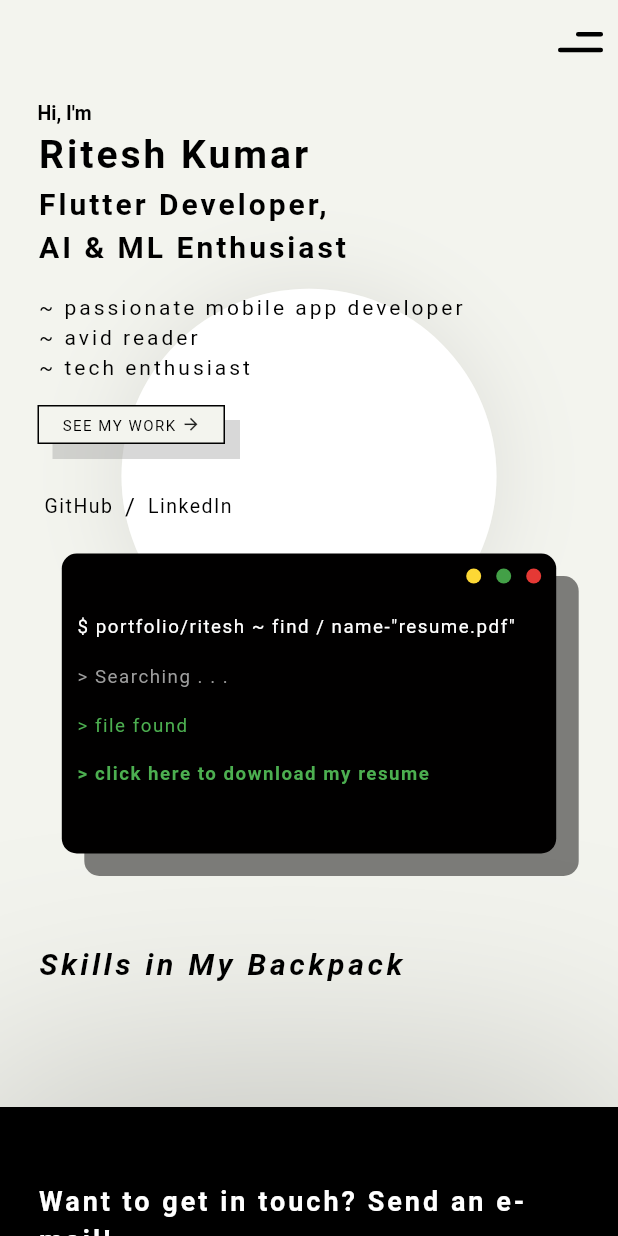
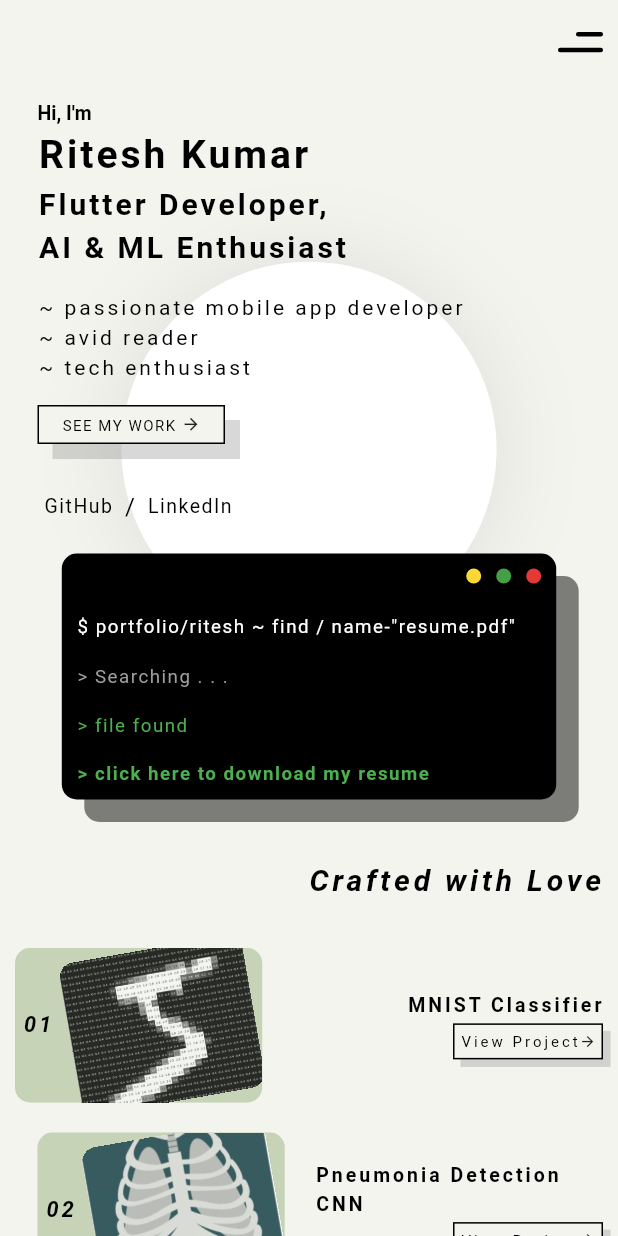
Before and after one commit to LazyShinigami/portfolio, a Flutter app: the screen it shows after launch, on a phone screen of 412 x 824 dp. Run offline on Flutter 3.47's test engine with Material 3 defaults, Android fonts, the phone set to English and light mode, and no system bars; drawn by our look-alikes of animated_text_kit; our stand-ins replace firebase_core, firebase_storage, google_fonts, lottie, visibility_detector; missing offline and left inert: dart:html, emailjs; accounts and stored records are empty.

Commit message:
tablet and mobile homepage UI updates

```diff
--- a/lib/backend/projectsManager.dart
+++ b/lib/backend/projectsManager.dart
@@ -20,7 +20,6 @@ class ProjectsManager {
       githubLink: '.',
       projectIconURL: 'assets/projects/MNIST.jpeg',
       toolsUsed: ['Python', 'PyTorch', 'NumPy', 'Matplotlib'],
-      availablePlatforms: [],
       tags: ['Machine Learning', 'Deep Learning', 'CNN'],
       features: [
         'Implemented a convolutional neural network (CNN) architecture to classify handwritten digits from the MNIST dataset.',
@@ -30,6 +29,7 @@ class ProjectsManager {
       ],
       rotateIcon: true,
       projectIlltURL: 'assets/projects/MNIST_illt.jpeg',
+      evaluation: ['Recall: 1.00', 'ROC-AUC: 1.00', 'Accuracy: ~75%'],
     ),
     ProjectModel(
       name: 'Pneumonia Detection CNN',
@@ -42,10 +42,11 @@ class ProjectsManager {
       features: [
         'Developed a Convolutional Neural Network (CNN) using PyTorch to classify pneumonia from ~5,800 chest X-ray images, focusing on challenges specific to medical imaging datasets.',
         'Addressed performance bottlenecks by applying image augmentation, batch normalization, threshold tuning, dropout, and analysing the effects of class imbalance on the final accuracy.',
-        'valuated model performance using ROC-AUC and Recall instead of accuracy alone, recognizing the importance of minimizing false negatives in medical datasets. Final Recall score of 1.00, ROC-AUC of 1.00, and accuracy of ~75%.',
+        'valuated model performance using ROC-AUC and Recall instead of accuracy alone, recognizing the importance of minimizing false negatives in medical datasets.',
       ],
       rotateIcon: true,
       projectIlltURL: 'assets/projects/Pneumonia_illt.png',
+      evaluation: ['Recall: 1.00', 'ROC-AUC: 1.00', 'Accuracy: ~75%'],
     ),
     ProjectModel(
       name: 'KickFlip',
--- a/lib/models/projectsModel.dart
+++ b/lib/models/projectsModel.dart
@@ -10,11 +10,11 @@ class ProjectModel {
     required this.projectIlltURL,
     this.rotateIcon = false,
     this.availablePlatforms = const [],
-    this.metrics = const [],
+    this.evaluation = const [],
   });
   String name, desc, githubLink, projectIconURL, projectIlltURL;
   List tags, toolsUsed, features;
-  List? availablePlatforms, metrics;
+  List? availablePlatforms, evaluation;
 
   bool? rotateIcon;
 }
--- a/lib/screens/desktop/desktopProjectPage.dart
+++ b/lib/screens/desktop/desktopProjectPage.dart
@@ -65,9 +65,9 @@ class _DesktopProjectPageState extends State<DesktopProjectPage> {
                   SizedBox(
                     width: w,
                     height: h - kToolbarHeight,
-                    child: Image.network(widget.project.projectIconURL),
+                    child: Image.asset(widget.project.projectIlltURL),
                   ),
-
+                  const SizedBox(height: 30),
                   // Project Overview - desc and features
                   Txt(
                     'Project Overview',
@@ -100,7 +100,7 @@ class _DesktopProjectPageState extends State<DesktopProjectPage> {
                   ),
                   for (int i = 0; i < widget.project.features.length; i++)
                     Padding(
-                      padding: const EdgeInsets.only(left: 25),
+                      padding: const EdgeInsets.only(left: 25, bottom: 10),
                       child: Txt('- ${widget.project.features[i]}', size: 18),
                     ),
 
@@ -148,7 +148,11 @@ class _DesktopProjectPageState extends State<DesktopProjectPage> {
                                 ),
                               ),
                               Txt(
-                                ' Platforms Available',
+                                (widget.project.availablePlatforms == null ||
+                                        widget.project.availablePlatforms!
+                                            .isEmpty)
+                                    ? ' Evaluation'
+                                    : ' Platforms Available',
                                 size: 22,
                                 spacing: 2,
                                 weight: FontWeight.bold,
@@ -156,11 +160,19 @@ class _DesktopProjectPageState extends State<DesktopProjectPage> {
                               ),
                             ],
                           ),
-                          for (int i = 0;
-                              i < widget.project.availablePlatforms!.length;
-                              i++)
-                            Txt('- ${widget.project.availablePlatforms![i]}',
-                                size: 18),
+                          if (widget.project.availablePlatforms == null ||
+                              widget.project.availablePlatforms!.isEmpty)
+                            for (int i = 0;
+                                i < widget.project.evaluation!.length;
+                                i++)
+                              Txt('- ${widget.project.evaluation![i]}',
+                                  size: 18)
+                          else
+                            for (int i = 0;
+                                i < widget.project.availablePlatforms!.length;
+                                i++)
+                              Txt('- ${widget.project.availablePlatforms![i]}',
+                                  size: 18),
                         ],
                       ),
 
--- a/lib/screens/mobile/mobileHomepage.dart
+++ b/lib/screens/mobile/mobileHomepage.dart
@@ -31,6 +31,9 @@ class _MobileHomepageState extends State<MobileHomepage> {
       curve: Curves.easeInOut,
     );
   }
+
+  final projectsList = ProjectsManager().projects;
+  final skillsList = Skillsmanager().skills;
 
   final GlobalKey introSectionKey = GlobalKey();
   final GlobalKey projectsSectionKey = GlobalKey();
@@ -247,80 +250,67 @@ class _MobileHomepageState extends State<MobileHomepage> {
             ),
 
             // Projects Section
-            Container(
+            Padding(
               key: projectsSectionKey,
-              padding: const EdgeInsets.symmetric(horizontal: 25, vertical: 20),
+              padding: const EdgeInsets.symmetric(horizontal: 10, vertical: 10),
               // crafted with love msg
-              // project tile
-
-              // child: StreamBuilder(
-              //   stream: ProjectsManager().getProjectsFromFirebase(),
-              //   builder: (context, snapshot) {
-              //     List<ProjectModel> projectSet = [];
-              //     if (snapshot.hasData) {
-              //       for (var data in snapshot.data.docs) {
-              //         data = data.data() as Map<String, dynamic>;
-              //         ProjectModel projectItem = ProjectModel(
-              //           name: data['projectName'],
-              //           desc: data['projectDesc'],
-              //           githubLink: data['githubLink'],
-              //           availablePlatforms: data['availablePlatforms'],
-              //           toolsUsed: data['toolsUsed'],
-              //           tags: data['tags'],
-              //           projectIconURL: data['projectIconURL'],
-              //           features: data['features'],
-              //         );
-              //         // print('---->> ${projectItem.name}');
-              //         projectSet.add(projectItem);
-              //       }
-              //     }
-              //     // return ProjectTileWidget();
-              //     return Column(
-              //       children: [
-              //         const SizedBox(height: 50),
-              //         Row(
-              //           mainAxisAlignment: MainAxisAlignment.end,
-              //           children: [
-              //             Txt(
-              //               'Crafted with Love',
-              //               size: 20,
-              //               spacing: 3,
-              //               weight: FontWeight.bold,
-              //               fontStyle: FontStyle.italic,
-              //             ),
-              //           ],
-              //         ),
-              //         const SizedBox(height: 20),
-              //         for (int i = 0; i < projectSet.length; i++)
-              //           ProjectTileWidget(index: i, projectSet: projectSet),
-              //         const SizedBox(height: 20),
-              //         // All projects link
-              //         InkWell(
-              //           onTap: () {
-              //             RouterClass().launchURL(
-              //                 'https://github.com/LazyShinigami?tab=repositories');
-              //           },
-              //           child: Txt(
-              //             '  Click here to view all my projects on GitHub >  ',
-              //             spacing: 1.25,
-              //             wordSpacing: 2,
-              //             size: 10,
-              //             fontStyle: FontStyle.italic,
-              //           ),
-              //         ),
-              //         const SizedBox(height: 20),
-              //       ],
-              //     );
-              //   },
-              // ),
+              child: Column(
+                children: [
+                  const SizedBox(height: 20),
+                  Row(
+                    mainAxisAlignment: MainAxisAlignment.end,
+                    children: [
+                      Txt(
+                        'Crafted with Love',
+                        size: 20,
+                        spacing: 2.5,
+                        weight: FontWeight.bold,
+                        fontStyle: FontStyle.italic,
+                      ),
+                    ],
+                  ),
+                  const SizedBox(height: 20),
+                  for (int i = 0; i < projectsList.length; i++)
+                    ProjectTileWidget(index: i, projectSet: projectsList),
+                  const SizedBox(height: 20),
+                  InkWell(
+                    onTap: () {
+                      RouterClass().launchURL(
+                          'https://github.com/LazyShinigami?tab=repositories');
+                    },
+                    child: Txt(
+                      '  Click here to view all my projects on GitHub >  ',
+                      spacing: 1,
+                      wordSpacing: 2,
+                      size: 8,
+                      fontStyle: FontStyle.italic,
+                    ),
+                  ),
+                  const SizedBox(height: 20),
+                ],
+              ),
             ),
 
             // Skills Section
-            Padding(
-              key: skillsSectionKey,
-              padding: const EdgeInsets.symmetric(horizontal: 25, vertical: 10),
-              child: Row(
-                mainAxisAlignment: MainAxisAlignment.start,
+            Container(
+              padding: const EdgeInsets.symmetric(horizontal: 10, vertical: 10),
+              child: Stack(
+                children: [
+                  const Positioned(
+                    top: 0,
+                    left: 0,
+                    right: 0,
+                    bottom: 0,
+                    child: Center(
+                      child: Icon(
+                        Icons.settings_suggest_rounded,
+                        size: 200,
+                        color: Color.fromARGB(86, 158, 158, 158),
+                      ),
+                    ),
+                  ),
+                  Column(
+                    crossAxisAlignment: CrossAxisAlignment.start,
                     children: [
                       Txt(
                         'Skills in My Backpack',
@@ -329,71 +319,30 @@ class _MobileHomepageState extends State<MobileHomepage> {
                         weight: FontWeight.bold,
                         fontStyle: FontStyle.italic,
                       ),
+                      const SizedBox(height: 20),
+                      SkillSectionByType(
+                          category: 'Languages', skillSet: skillsList),
+                      const SizedBox(height: 20),
+                      SkillSectionByType(
+                          category: 'Core Concepts', skillSet: skillsList),
+                      const SizedBox(height: 20),
+                      SkillSectionByType(
+                          category: 'Ongoing...', skillSet: skillsList),
+                      const SizedBox(height: 20),
+                      SkillSectionByType(
+                          category: 'Front-End', skillSet: skillsList),
+                      const SizedBox(height: 20),
+                      SkillSectionByType(
+                          category: 'Back-End', skillSet: skillsList),
+                      const SizedBox(height: 20),
+                      SkillSectionByType(
+                          category: 'Version Control', skillSet: skillsList),
+                    ],
+                  ),
                 ],
               ),
             ),
-            Container(
-              padding: const EdgeInsets.symmetric(horizontal: 25, vertical: 10),
-              // child: StreamBuilder(
-              //   stream: SkillsManager().getSkillsFromFirebase(),
-              //   builder: (context, snapshot) {
-              //     List<SkillModel> skillSet = [];
-              //     if (snapshot.hasData) {
-              //       for (var data in snapshot.data.docs) {
-              //         data = data.data() as Map<String, dynamic>;
-              //         SkillModel skillItem = SkillModel(
-              //           name: data['skillName'],
-              //           level: data['skillLevel'],
-              //           category: data['skillCategory'],
-              //         );
-              //         // print('---->> ${skillItem.name}');
-              //         skillSet.add(skillItem);
-              //       }
-              //     }
 
-              //     return Stack(
-              //       children: [
-              //         Positioned(
-              //           top: 0,
-              //           bottom: 0,
-              //           left: 0,
-              //           right: 0,
-              //           child: Center(
-              //             child: Icon(
-              //               Icons.settings_suggest_rounded,
-              //               size: (w * 0.45 < 200) ? w * 0.45 : 200,
-              //               color: const Color(0x559E9E9E),
-              //             ),
-              //           ),
-              //         ),
-              //         Column(
-              //           key: skillsSectionInnerKey,
-              //           crossAxisAlignment: CrossAxisAlignment.start,
-              //           mainAxisAlignment: MainAxisAlignment.start,
-              //           children: [
-              //             SkillSectionByType(
-              //                 category: 'Languages', skillSet: skillSet),
-              //             const SizedBox(height: 20),
-              //             SkillSectionByType(
-              //                 category: 'Front-End', skillSet: skillSet),
-              //             const SizedBox(height: 20),
-              //             SkillSectionByType(
-              //                 category: 'Back-End', skillSet: skillSet),
-              //             SkillSectionByType(
-              //                 category: 'Core Concepts', skillSet: skillSet),
-              //             const SizedBox(height: 20),
-              //             SkillSectionByType(
-              //                 category: 'Version Control', skillSet: skillSet),
-              //             const SizedBox(height: 20),
-              //             SkillSectionByType(
-              //                 category: 'Ongoing...', skillSet: skillSet),
-              //           ],
-              //         ),
-              //       ],
-              //     );
-              //   },
-              // ),
-            ),
             const SizedBox(height: 50),
 
             // Tools I Use Section
@@ -607,7 +556,7 @@ class _EmailSectionState extends State<EmailSection> {
                   RouterClass().launchURL('https://ye-lwin-oo.vercel.app/');
                 },
                 child: Txt(
-                  '   The design for this website was inspired by Ye Lwin Wo\'s portfolio website',
+                  ' The design for this website was inspired by Ye Lwin Wo\'s portfolio website',
                   color: const Color(0x709E9E9E),
                   size: 9,
                 ),
@@ -636,11 +585,13 @@ class ProjectTileWidget extends StatelessWidget {
           if (index % 2 != 0) const SizedBox(width: 15),
           // graphics section
           Stack(
+            alignment: Alignment.center,
             children: [
               Container(
+                clipBehavior: Clip.hardEdge,
                 padding: const EdgeInsets.symmetric(horizontal: 5),
                 width: w * 0.4,
-                height: w * 0.18,
+                height: w * 0.25,
                 decoration: BoxDecoration(
                   borderRadius: BorderRadius.circular(10),
                   color: const Color(0xFFc6d3b7),
@@ -651,18 +602,38 @@ class ProjectTileWidget extends StatelessWidget {
                     SizedBox(
                       height: w * 0.3,
                       width: w * 0.3,
-                      child: Image.network(
+                      child: (projectSet[index].rotateIcon!)
+                          ? Transform.rotate(
+                              angle: -10 * 3.141592653589793 / 180,
+                              child: Container(
+                                clipBehavior: Clip.hardEdge,
+                                decoration: BoxDecoration(
+                                  borderRadius: BorderRadius.circular(10),
+                                ),
+                                child: Image.asset(
                                   projectSet[index].projectIconURL,
                                   fit: BoxFit.cover,
+                                ),
+                              ),
+                            )
+                          : Container(
+                              clipBehavior: Clip.hardEdge,
+                              decoration: BoxDecoration(
+                                borderRadius: BorderRadius.circular(10),
+                              ),
+                              child: Image.asset(
+                                projectSet[index].projectIconURL,
+                                fit: BoxFit.cover,
+                              ),
                             ),
                     ),
                   ],
                 ),
               ),
               Container(
-                padding: const EdgeInsets.symmetric(horizontal: 20),
+                padding: const EdgeInsets.symmetric(horizontal: 5),
                 width: w * 0.4,
-                height: w * 0.18,
+                height: w * 0.25,
                 decoration: BoxDecoration(
                   borderRadius: BorderRadius.circular(10),
                   color: const Color(0x32C6D3B7),
@@ -686,8 +657,6 @@ class ProjectTileWidget extends StatelessWidget {
           // project details
           const SizedBox(width: 20),
           Expanded(
-            child: Container(
-              height: w * 0.18,
             child: Column(
               mainAxisAlignment: MainAxisAlignment.spaceEvenly,
               crossAxisAlignment: CrossAxisAlignment.end,
@@ -695,7 +664,7 @@ class ProjectTileWidget extends StatelessWidget {
                 // title
                 Txt(
                   projectSet[index].name,
-                    size: 16,
+                  size: 13,
                   spacing: 2,
                   weight: FontWeight.bold,
                 ),
@@ -745,7 +714,6 @@ class ProjectTileWidget extends StatelessWidget {
               ],
             ),
           ),
-          ),
         ],
       ),
     );
@@ -766,7 +734,7 @@ class _SkillSectionByTypeState extends State<SkillSectionByType> {
 
   @override
   Widget build(BuildContext context) {
-    double w = MediaQuery.of(context).size.width;
+    // double w = MediaQuery.of(context).size.width;
     return Column(
       crossAxisAlignment: CrossAxisAlignment.start,
       children: [
@@ -839,7 +807,7 @@ class TerminalWindow extends StatelessWidget {
     double h = MediaQuery.of(context).size.height;
     return Container(
       padding: const EdgeInsets.symmetric(horizontal: 10, vertical: 10),
-      height: 200,
+      // height: 200,
       width: w * 0.8,
       decoration: BoxDecoration(
         borderRadius: BorderRadius.circular(10),
--- a/lib/screens/tablet/tabletProjectPage.dart
+++ b/lib/screens/tablet/tabletProjectPage.dart
@@ -33,7 +33,7 @@ class _TabletProjectPageState extends State<TabletProjectPage> {
         centerTitle: true,
         title: CustomAnimatedText(
           widget.project.name,
-          size: 42,
+          size: w * 0.052,
           weight: FontWeight.bold,
           spacing: 2,
         ),
@@ -100,7 +100,7 @@ class _TabletProjectPageState extends State<TabletProjectPage> {
                   ),
                   for (int i = 0; i < widget.project.features.length; i++)
                     Padding(
-                      padding: const EdgeInsets.only(left: 25),
+                      padding: const EdgeInsets.only(left: 25, bottom: 10),
                       child: Txt('- ${widget.project.features[i]}', size: 16),
                     ),
 
@@ -108,7 +108,7 @@ class _TabletProjectPageState extends State<TabletProjectPage> {
                   const SizedBox(height: 30),
                   Row(
                     crossAxisAlignment: CrossAxisAlignment.start,
-                    mainAxisAlignment: MainAxisAlignment.spaceEvenly,
+                    mainAxisAlignment: MainAxisAlignment.spaceBetween,
                     children: [
                       // Column I - Platforms and Tools used
                       SizedBox(
--- a/pubspec.yaml
+++ b/pubspec.yaml
@@ -9,7 +9,7 @@ environment:
 dependencies:
   flutter:
     sdk: flutter
-  google_fonts: ^6.2.1
+  google_fonts: 5.1.0
   firebase_core: ^3.3.0
   cloud_firestore: ^5.2.0
   firebase_storage: ^12.1.2
```
Also changed, not shown: lib/screens/tablet/tabletHomepage.dart (+128 -149 lines), pubspec.lock, 1 other file. Lines whose indentation alone changed are shown as unchanged.
